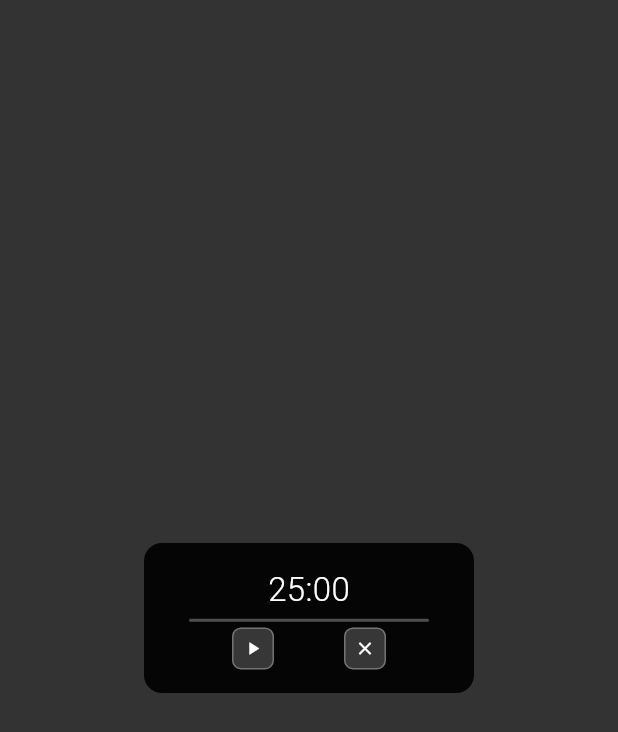
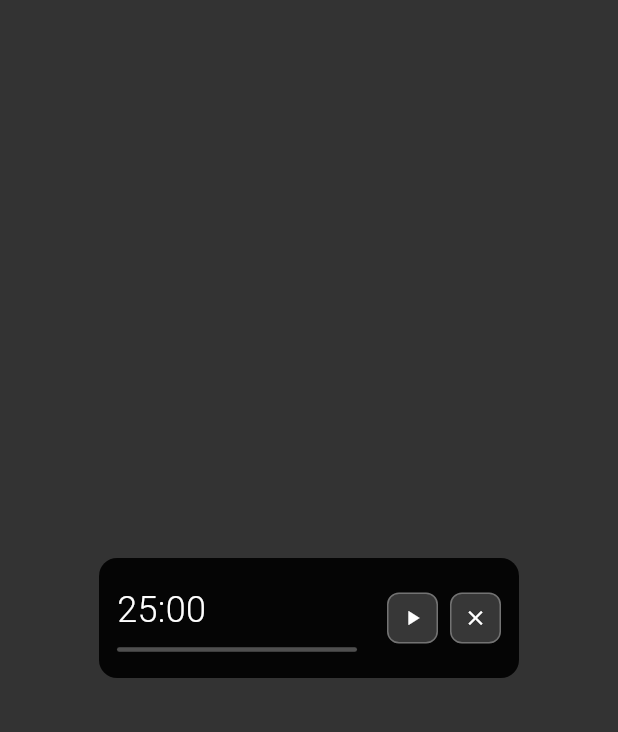
Before and after one commit to asad-shaik-md/ZenTick, a Flutter app: the FocusTimerView screen opened directly, on a phone screen of 412 x 824 dp. Shown: the top 732 px of the screen. Run offline on Flutter 3.47's test engine with Material 3 defaults, Android fonts, the phone set to English and light mode, and no system bars; our stand-ins replace audioplayers; missing offline and left inert: window_manager; Roboto replaces fonts that are missing (SF Pro Display); statements that could not run were skipped.

Commit message:
focus mode with bottons on the right

```diff
--- a/lib/services/window_service.dart
+++ b/lib/services/window_service.dart
@@ -3,7 +3,7 @@ import 'package:window_manager/window_manager.dart';
 
 class WindowService {
   static const Size mainWindowSize = Size(400, 500);
-  static const Size focusWindowSize = Size(240, 120);
+  static const Size focusWindowSize = Size(300, 100);
   static const Offset focusWindowOffset = Offset(50, 50); // Bottom-left positioning
 
   static Future<void> initializeMainWindow() async {
--- a/lib/widgets/focus_timer_view.dart
+++ b/lib/widgets/focus_timer_view.dart
@@ -14,37 +14,44 @@ class FocusTimerView extends StatelessWidget {
         builder: (context, timerState, child) {
           return Center(
             child: Container(
-              width: 220,
-              height: 100,
+              width: 280,
+              height: 80,
               padding: const EdgeInsets.all(12),
               decoration: BoxDecoration(
                 color: Colors.black.withValues(alpha: 0.9),
                 borderRadius: BorderRadius.circular(12),
               ),
+              child: Row(
+                children: [
+                  // Left side: Timer and progress bar
+                  Expanded(
                     child: Column(
-                mainAxisAlignment: MainAxisAlignment.spaceEvenly,
+                      mainAxisAlignment: MainAxisAlignment.center,
+                      crossAxisAlignment: CrossAxisAlignment.start,
                       children: [
                         // Compact Timer Display
                         Text(
                           timerState.formattedTime,
                           style: const TextStyle(
-                      fontSize: 22,
+                            fontSize: 24,
                             fontWeight: FontWeight.w300,
                             color: Colors.white,
                             fontFeatures: [FontFeature.tabularFigures()],
                           ),
                         ),
 
+                        const SizedBox(height: 8),
+
                         // Minimal Progress Bar
                         Container(
                           width: 160,
-                    height: 2,
+                          height: 3,
                           decoration: BoxDecoration(
                             color: Colors.white.withValues(alpha: 0.3),
-                      borderRadius: BorderRadius.circular(1),
+                            borderRadius: BorderRadius.circular(1.5),
                           ),
                           child: ClipRRect(
-                      borderRadius: BorderRadius.circular(1),
+                            borderRadius: BorderRadius.circular(1.5),
                             child: LinearProgressIndicator(
                               value: timerState.progress,
                               backgroundColor: Colors.transparent,
@@ -54,10 +61,13 @@ class FocusTimerView extends StatelessWidget {
                             ),
                           ),
                         ),
+                      ],
+                    ),
+                  ),
 
-                  // Control buttons row
+                  // Right side: Control buttons
                   Row(
-                    mainAxisAlignment: MainAxisAlignment.spaceEvenly,
+                    mainAxisAlignment: MainAxisAlignment.center,
                     children: [
                       // Pause/Resume button
                       GestureDetector(
@@ -69,10 +79,10 @@ class FocusTimerView extends StatelessWidget {
                           }
                         },
                         child: Container(
-                          padding: const EdgeInsets.all(6),
+                          padding: const EdgeInsets.all(8),
                           decoration: BoxDecoration(
                             color: Colors.white.withValues(alpha: 0.2),
-                            borderRadius: BorderRadius.circular(6),
+                            borderRadius: BorderRadius.circular(8),
                             border: Border.all(
                               color: Colors.white.withValues(alpha: 0.3),
                               width: 1,
@@ -81,10 +91,12 @@ class FocusTimerView extends StatelessWidget {
                           child: Icon(
                             timerState.isRunning ? Icons.pause : Icons.play_arrow,
                             color: Colors.white,
-                            size: 14,
+                            size: 16,
                           ),
                         ),
                       ),
+
+                      const SizedBox(width: 8),
 
                       // Exit Focus Mode Button
                       GestureDetector(
@@ -93,10 +105,10 @@ class FocusTimerView extends StatelessWidget {
                           await WindowService.exitFocusMode();
                         },
                         child: Container(
-                          padding: const EdgeInsets.all(6),
+                          padding: const EdgeInsets.all(8),
                           decoration: BoxDecoration(
                             color: Colors.white.withValues(alpha: 0.2),
-                            borderRadius: BorderRadius.circular(6),
+                            borderRadius: BorderRadius.circular(8),
                             border: Border.all(
                               color: Colors.white.withValues(alpha: 0.3),
                               width: 1,
@@ -105,7 +117,7 @@ class FocusTimerView extends StatelessWidget {
                           child: const Icon(
                             Icons.close,
                             color: Colors.white,
-                            size: 14,
+                            size: 16,
                           ),
                         ),
                       ),
```
Also changed, not shown: lib/widgets/main_timer_view.dart (+133 -65 lines). Lines whose indentation alone changed are shown as unchanged.
